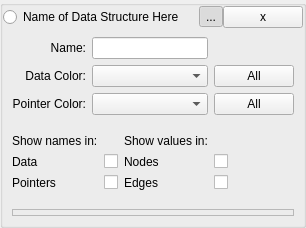
Before: the Qt Designer form src/Interface/GraphPropertiesWidget.ui in KDE/rocs, drawn with Qt 5.
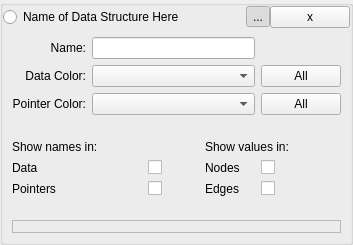
After: the same form once the commit is applied. Custom widgets are drawn as their Qt base class.

Commit message: Fix message that doc is not saved in new and loaded docs. But with this, the doc is not marked as modified if the user resize drawarea (is it needed?) Fix a small glitch in properties widget.

```diff
--- a/src/Interface/GraphPropertiesWidget.ui
+++ b/src/Interface/GraphPropertiesWidget.ui
@@ -6,8 +6,8 @@
    <rect>
     <x>0</x>
     <y>0</y>
-    <width>293</width>
-    <height>228</height>
+    <width>353</width>
+    <height>245</height>
    </rect>
   </property>
   <property name="sizePolicy">
@@ -152,14 +152,14 @@
       <item row="3" column="1" colspan="4">
        <widget class="KSeparator" name="kseparator_2"/>
       </item>
-      <item row="4" column="0" colspan="2">
+      <item row="4" column="0" colspan="3">
        <widget class="QLabel" name="label_10">
         <property name="text">
          <string>Show names in:</string>
         </property>
        </widget>
       </item>
-      <item row="4" column="3">
+      <item row="4" column="3" colspan="2">
        <widget class="QLabel" name="label_12">
         <property name="text">
          <string>Show values in:</string>
```
The commit also changes 4 other files.
